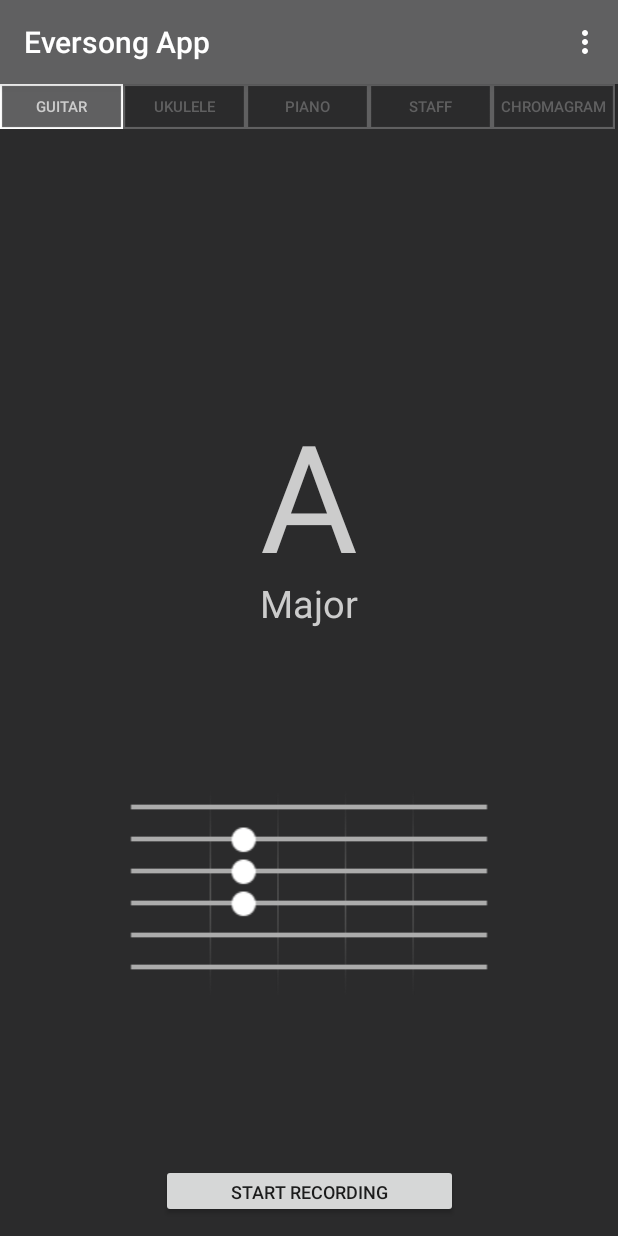
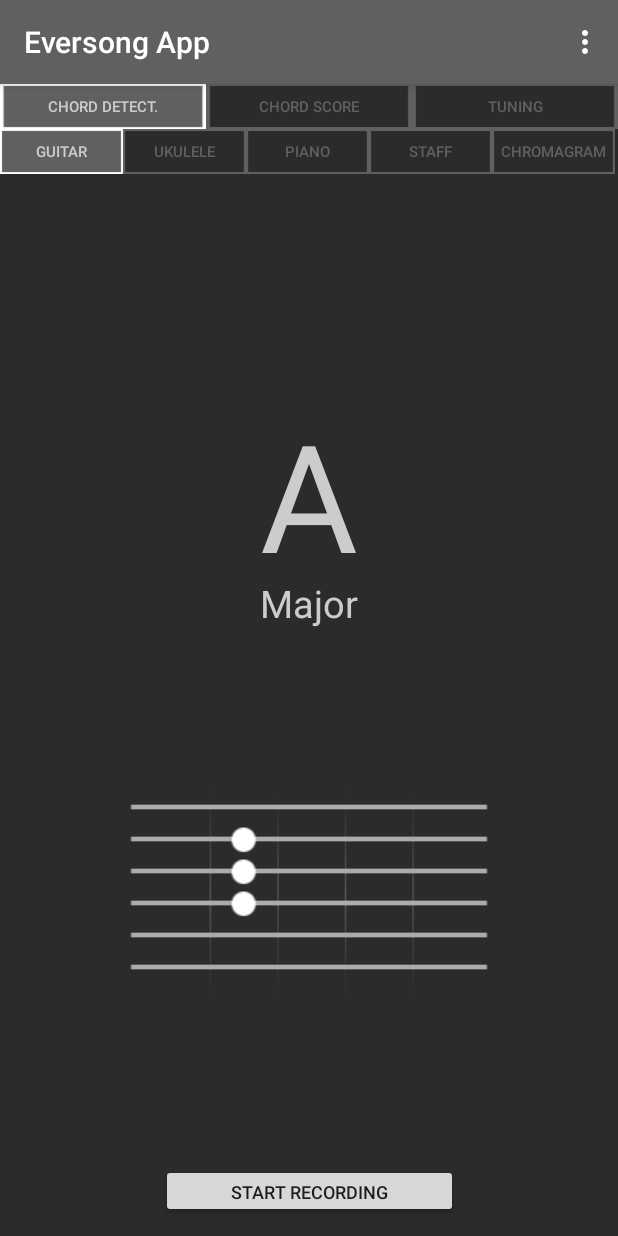
Before and after one commit to Minichain/EversongApp, an Android app: the screen it shows after launch (EversongActivity), on a phone screen of 412 x 824 dp. Run offline under Robolectric (Android 15) with nearby library versions, the phone set to English and light mode, and no system bars; 2 statements that could not run were skipped.

Commit message:
- "Functionalities menu" added

```diff
--- a/app/src/main/java/com/upf/minichain/eversongapp/EversongActivity.java
+++ b/app/src/main/java/com/upf/minichain/eversongapp/EversongActivity.java
@@ -25,9 +25,10 @@ import com.upf.minichain.eversongapp.chordChart.StaffChordChart;
 import com.upf.minichain.eversongapp.chordChart.UkuleleChordChart;
 import com.upf.minichain.eversongapp.enums.BroadcastExtra;
 import com.upf.minichain.eversongapp.enums.BroadcastMessage;
+import com.upf.minichain.eversongapp.enums.ChartTab;
 import com.upf.minichain.eversongapp.enums.ChordTypeEnum;
+import com.upf.minichain.eversongapp.enums.EversongFunctionalities;
 import com.upf.minichain.eversongapp.enums.NotesEnum;
-import com.upf.minichain.eversongapp.enums.TabSelected;
 
 import java.util.ArrayList;
 
@@ -78,6 +79,10 @@ public class EversongActivity extends AppCompatActivity {
         checkCaptureAudioPermission();
 
         LinearLayout placeHolder;
+
+        placeHolder = this.findViewById(R.id.functionalities_menu_layout);
+        getLayoutInflater().inflate(R.layout.functionalities_menu, placeHolder);
+
         placeHolder = this.findViewById(R.id.chart_menu_layout);
         getLayoutInflater().inflate(R.layout.chart_menu, placeHolder);
     }
@@ -152,6 +157,7 @@ public class EversongActivity extends AppCompatActivity {
 
         setDebugModeViews();
         setChordChart();
+        setFunctionalitiesMenu();
         setChartMenu();
 
         mostProbableChordNoteText = this.findViewById(R.id.most_probable_chord_note);
@@ -293,7 +299,7 @@ public class EversongActivity extends AppCompatActivity {
             mostProbableChordTypeText.setAlpha((float)mostProbableChord[2] / 100f);
         }
 
-        switch(Parameters.getInstance().getTabSelected()) {
+        switch(Parameters.getInstance().getChartTabSelected()) {
             case GUITAR_TAB:
                 GuitarChordChart.setChordChart(this, NotesEnum.fromInteger(mostProbableChord[0]), ChordTypeEnum.fromInteger(mostProbableChord[1]), (float)mostProbableChord[2] / 100f /*Percentage*/);
                 break;
@@ -409,7 +415,7 @@ public class EversongActivity extends AppCompatActivity {
 
     private void setChordChart() {
         LinearLayout placeHolder;
-        switch(Parameters.getInstance().getTabSelected()) {
+        switch(Parameters.getInstance().getChartTabSelected()) {
             case GUITAR_TAB:
                 UkuleleChordChart.hideChordChart(this);
                 StaffChordChart.hideChordChart(this);
@@ -441,6 +447,88 @@ public class EversongActivity extends AppCompatActivity {
         }
     }
 
+    private void setFunctionalitiesMenu() {
+        DisplayMetrics displayMetrics = new DisplayMetrics();
+        getWindowManager().getDefaultDisplay().getMetrics(displayMetrics);
+        int screenWidth = displayMetrics.widthPixels;
+        ConstraintLayout.LayoutParams params;
+
+        Button button = this.findViewById(R.id.chord_detection_functionality_button);
+        params = (ConstraintLayout.LayoutParams) button.getLayoutParams();
+        params.width = screenWidth/ EversongFunctionalities.values().length;
+        button.setLayoutParams(params);
+        button.setOnClickListener(new View.OnClickListener() {
+            @Override
+            public void onClick(View v) {
+                if (Parameters.getInstance().getFunctionalitySelected() != EversongFunctionalities.CHORD_DETECTION) {
+                    Parameters.getInstance().setFunctionalitySelected(EversongFunctionalities.CHORD_DETECTION);
+                    updateFunctionalitiesMenu();
+                }
+            }
+        });
+
+        button = this.findViewById(R.id.chord_score_functionality_button);
+        params = (ConstraintLayout.LayoutParams) button.getLayoutParams();
+        params.width = screenWidth/ EversongFunctionalities.values().length;
+        button.setLayoutParams(params);
+        button.setOnClickListener(new View.OnClickListener() {
+            @Override
+            public void onClick(View v) {
+                if (Parameters.getInstance().getFunctionalitySelected() != EversongFunctionalities.CHORD_SCORE) {
+                    Parameters.getInstance().setFunctionalitySelected(EversongFunctionalities.CHORD_SCORE);
+                    updateFunctionalitiesMenu();
+                }
+            }
+        });
+
+        button = this.findViewById(R.id.tuning_functionality_button);
+        params = (ConstraintLayout.LayoutParams) button.getLayoutParams();
+        params.width = screenWidth/ EversongFunctionalities.values().length;
+        button.setLayoutParams(params);
+        button.setOnClickListener(new View.OnClickListener() {
+            @Override
+            public void onClick(View v) {
+                if (Parameters.getInstance().getFunctionalitySelected() != EversongFunctionalities.TUNING) {
+                    Parameters.getInstance().setFunctionalitySelected(EversongFunctionalities.TUNING);
+                    updateFunctionalitiesMenu();
+                }
+            }
+        });
+
+        updateFunctionalitiesMenu();
+    }
+
+    private void updateFunctionalitiesMenu() {
+        Button button;
+
+        button = this.findViewById(R.id.chord_detection_functionality_button);
+        if (Parameters.getInstance().getFunctionalitySelected() == EversongFunctionalities.CHORD_DETECTION) {
+            button.setBackgroundResource(R.drawable.chart_menu_button_selected);
+            button.setTextColor(mColor01);
+        } else {
+            button.setBackgroundResource(R.drawable.chart_menu_button_not_selected);
+            button.setTextColor(mColor02);
+        }
+
+        button = this.findViewById(R.id.chord_score_functionality_button);
+        if (Parameters.getInstance().getFunctionalitySelected() == EversongFunctionalities.CHORD_SCORE) {
+            button.setBackgroundResource(R.drawable.chart_menu_button_selected);
+            button.setTextColor(mColor01);
+        } else {
+            button.setBackgroundResource(R.drawable.chart_menu_button_not_selected);
+            button.setTextColor(mColor02);
+        }
+
+        button = this.findViewById(R.id.tuning_functionality_button);
+        if (Parameters.getInstance().getFunctionalitySelected() == EversongFunctionalities.TUNING) {
+            button.setBackgroundResource(R.drawable.chart_menu_button_selected);
+            button.setTextColor(mColor01);
+        } else {
+            button.setBackgroundResource(R.drawable.chart_menu_button_not_selected);
+            button.setTextColor(mColor02);
+        }
+    }
+
     private void setChartMenu() {
         DisplayMetrics displayMetrics = new DisplayMetrics();
         getWindowManager().getDefaultDisplay().getMetrics(displayMetrics);
@@ -449,13 +537,13 @@ public class EversongActivity extends AppCompatActivity {
 
         Button button = this.findViewById(R.id.guitar_chart_button);
         params = (ConstraintLayout.LayoutParams) button.getLayoutParams();
-        params.width = screenWidth/TabSelected.values().length;
+        params.width = screenWidth/ ChartTab.values().length;
         button.setLayoutParams(params);
         button.setOnClickListener(new View.OnClickListener() {
             @Override
             public void onClick(View v) {
-                if (Parameters.getInstance().getTabSelected() != TabSelected.GUITAR_TAB) {
-                    Parameters.getInstance().setTabSelected(TabSelected.GUITAR_TAB);
+                if (Parameters.getInstance().getChartTabSelected() != ChartTab.GUITAR_TAB) {
+                    Parameters.getInstance().setChartTabSelected(ChartTab.GUITAR_TAB);
                     setChordChart();
                     updateChartMenu();
                 }
@@ -464,13 +552,13 @@ public class EversongActivity extends AppCompatActivity {
 
         button = this.findViewById(R.id.ukulele_chart_button);
         params = (ConstraintLayout.LayoutParams) button.getLayoutParams();
-        params.width = screenWidth/TabSelected.values().length;
+        params.width = screenWidth/ ChartTab.values().length;
         button.setLayoutParams(params);
         button.setOnClickListener(new View.OnClickListener() {
             @Override
             public void onClick(View v) {
-                if (Parameters.getInstance().getTabSelected() != TabSelected.UKULELE_TAB) {
-                    Parameters.getInstance().setTabSelected(TabSelected.UKULELE_TAB);
+                if (Parameters.getInstance().getChartTabSelected() != ChartTab.UKULELE_TAB) {
+                    Parameters.getInstance().setChartTabSelected(ChartTab.UKULELE_TAB);
                     setChordChart();
                     updateChartMenu();
                 }
@@ -479,13 +567,13 @@ public class EversongActivity extends AppCompatActivity {
 
         button = this.findViewById(R.id.piano_chart_button);
         params = (ConstraintLayout.LayoutParams) button.getLayoutParams();
-        params.width = screenWidth/TabSelected.values().length;
+        params.width = screenWidth/ ChartTab.values().length;
         button.setLayoutParams(params);
         button.setOnClickListener(new View.OnClickListener() {
             @Override
             public void onClick(View v) {
-                if (Parameters.getInstance().getTabSelected() != TabSelected.PIANO_TAB) {
-                    Parameters.getInstance().setTabSelected(TabSelected.PIANO_TAB);
+                if (Parameters.getInstance().getChartTabSelected() != ChartTab.PIANO_TAB) {
+                    Parameters.getInstance().setChartTabSelected(ChartTab.PIANO_TAB);
                     setChordChart();
                     updateChartMenu();
                 }
@@ -494,13 +582,13 @@ public class EversongActivity extends AppCompatActivity {
 
         button = this.findViewById(R.id.staff_chart_button);
         params = (ConstraintLayout.LayoutParams) button.getLayoutParams();
-        params.width = screenWidth/TabSelected.values().length;
+        params.width = screenWidth/ ChartTab.values().length;
         button.setLayoutParams(params);
         button.setOnClickListener(new View.OnClickListener() {
             @Override
             public void onClick(View v) {
-                if (Parameters.getInstance().getTabSelected() != TabSelected.STAFF_TAB) {
-                    Parameters.getInstance().setTabSelected(TabSelected.STAFF_TAB);
+                if (Parameters.getInstance().getChartTabSelected() != ChartTab.STAFF_TAB) {
+                    Parameters.getInstance().setChartTabSelected(ChartTab.STAFF_TAB);
                     setChordChart();
                     updateChartMenu();
                 }
@@ -509,13 +597,13 @@ public class EversongActivity extends AppCompatActivity {
 
         button = this.findViewById(R.id.chromagram_chart_button);
         params = (ConstraintLayout.LayoutParams) button.getLayoutParams();
-        params.width = screenWidth/TabSelected.values().length;
+        params.width = screenWidth/ ChartTab.values().length;
         button.setLayoutParams(params);
         button.setOnClickListener(new View.OnClickListener() {
             @Override
             public void onClick(View v) {
-                if (Parameters.getInstance().getTabSelected() != TabSelected.CHROMAGRAM) {
-                    Parameters.getInstance().setTabSelected(TabSelected.CHROMAGRAM);
+                if (Parameters.getInstance().getChartTabSelected() != ChartTab.CHROMAGRAM) {
+                    Parameters.getInstance().setChartTabSelected(ChartTab.CHROMAGRAM);
                     setChordChart();
                     updateChartMenu();
                 }
@@ -529,7 +617,7 @@ public class EversongActivity extends AppCompatActivity {
         Button button;
 
         button = this.findViewById(R.id.guitar_chart_button);
-        if (Parameters.getInstance().getTabSelected() == TabSelected.GUITAR_TAB) {
+        if (Parameters.getInstance().getChartTabSelected() == ChartTab.GUITAR_TAB) {
             button.setBackgroundResource(R.drawable.chart_menu_button_selected);
             button.setTextColor(mColor01);
         } else {
@@ -538,7 +626,7 @@ public class EversongActivity extends AppCompatActivity {
         }
 
         button = this.findViewById(R.id.ukulele_chart_button);
-        if (Parameters.getInstance().getTabSelected() == TabSelected.UKULELE_TAB) {
+        if (Parameters.getInstance().getChartTabSelected() == ChartTab.UKULELE_TAB) {
             button.setBackgroundResource(R.drawable.chart_menu_button_selected);
             button.setTextColor(mColor01);
         } else {
@@ -547,7 +635,7 @@ public class EversongActivity extends AppCompatActivity {
         }
 
         button = this.findViewById(R.id.piano_chart_button);
-        if (Parameters.getInstance().getTabSelected() == TabSelected.PIANO_TAB) {
+        if (Parameters.getInstance().getChartTabSelected() == ChartTab.PIANO_TAB) {
             button.setBackgroundResource(R.drawable.chart_menu_button_selected);
             button.setTextColor(mColor01);
         } else {
@@ -556,7 +644,7 @@ public class EversongActivity extends AppCompatActivity {
         }
 
         button = this.findViewById(R.id.staff_chart_button);
-        if (Parameters.getInstance().getTabSelected() == TabSelected.STAFF_TAB) {
+        if (Parameters.getInstance().getChartTabSelected() == ChartTab.STAFF_TAB) {
             button.setBackgroundResource(R.drawable.chart_menu_button_selected);
             button.setTextColor(mColor01);
         } else {
@@ -565,7 +653,7 @@ public class EversongActivity extends AppCompatActivity {
         }
 
         button = this.findViewById(R.id.chromagram_chart_button);
-        if (Parameters.getInstance().getTabSelected() == TabSelected.CHROMAGRAM) {
+        if (Parameters.getInstance().getChartTabSelected() == ChartTab.CHROMAGRAM) {
             button.setBackgroundResource(R.drawable.chart_menu_button_selected);
             button.setTextColor(mColor01);
         } else {
--- a/app/src/main/java/com/upf/minichain/eversongapp/EversongCanvas.java
+++ b/app/src/main/java/com/upf/minichain/eversongapp/EversongCanvas.java
@@ -65,18 +65,18 @@ public class EversongCanvas {
 
         if (bufferSamples != null && bufferFrequency != null) {
             drawBufferSamples(bufferSamples, spectrumAverage, mPaint01);
-            switch(Parameters.getInstance().getTabSelected()) {
+            switch(Parameters.getInstance().getChartTabSelected()) {
                 case GUITAR_TAB:
                 case UKULELE_TAB:
                 case PIANO_TAB:
                 case STAFF_TAB:
-                    if (Parameters.getInstance().isDebugMode()) {
-                        drawSpectrum(bufferFrequency, spectrumAverage, pitch, mPaint01);
-                    }
                     break;
                 case CHROMAGRAM:
                     drawChromagram(chromagram, spectrumAverage, chordDetected, mPaint01, mPaint02);
                     break;
+            }
+            if (Parameters.getInstance().isDebugMode()) {
+                drawSpectrum(bufferFrequency, spectrumAverage, pitch, mPaint01);
             }
         }
     }
--- a/app/src/main/java/com/upf/minichain/eversongapp/Parameters.java
+++ b/app/src/main/java/com/upf/minichain/eversongapp/Parameters.java
@@ -6,9 +6,10 @@ import android.database.Cursor;
 import android.database.DatabaseUtils;
 import android.database.sqlite.SQLiteDatabase;
 
+import com.upf.minichain.eversongapp.enums.ChartTab;
+import com.upf.minichain.eversongapp.enums.EversongFunctionalities;
 import com.upf.minichain.eversongapp.enums.MusicalNotationEnum;
 import com.upf.minichain.eversongapp.enums.WindowFunctionEnum;
-import com.upf.minichain.eversongapp.enums.TabSelected;
 
 public class Parameters {
     private static final Parameters instance = new Parameters();
@@ -30,7 +31,8 @@ public class Parameters {
 
     private static MusicalNotationEnum musicalNotation;
     private static WindowFunctionEnum windowingFunction;
-    private static TabSelected tabSelected;
+    private static ChartTab chartTab;
+    private static EversongFunctionalities functionalityTab;
     private static int chordBufferSize;
     private static int pitchBufferSize;
     private static boolean debugMode;
@@ -50,7 +52,8 @@ public class Parameters {
         windowingFunction = WindowFunctionEnum.HAMMING_WINDOW;
         chordBufferSize = 7;
         pitchBufferSize = 4;
-        tabSelected = TabSelected.GUITAR_TAB;
+        chartTab = ChartTab.GUITAR_TAB;
+        functionalityTab = EversongFunctionalities.CHORD_DETECTION;
         debugMode = false;
     }
 
@@ -92,8 +95,11 @@ public class Parameters {
             tempValue = loadParameter("debugMode");
             debugMode = tempValue == 1;
 
-            tempValue = loadParameter("tabSelected");
-            tabSelected = (tempValue != -1) ? TabSelected.values()[tempValue] : tabSelected;
+            tempValue = loadParameter("functionalityTab");
+            functionalityTab = (tempValue != -1) ? EversongFunctionalities.values()[tempValue] : functionalityTab;
+
+            tempValue = loadParameter("chartTab");
+            chartTab = (tempValue != -1) ? ChartTab.values()[tempValue] : chartTab;
         }
     }
 
@@ -209,13 +215,22 @@ public class Parameters {
         return pitchBufferSize;
     }
 
-    public void setTabSelected(TabSelected tab) {
-        setParameterInDataBase("tabSelected", tab.getValue());
-        tabSelected = tab;
+    public void setFunctionalitySelected(EversongFunctionalities tab) {
+        setParameterInDataBase("functionalityTab", tab.getValue());
+        functionalityTab = tab;
     }
 
-    public TabSelected getTabSelected() {
-        return tabSelected;
+    public EversongFunctionalities getFunctionalitySelected() {
+        return functionalityTab;
+    }
+
+    public void setChartTabSelected(ChartTab tab) {
+        setParameterInDataBase("chartTab", tab.getValue());
+        chartTab = tab;
+    }
+
+    public ChartTab getChartTabSelected() {
+        return chartTab;
     }
 
     public void setDebugMode(boolean value) {
--- a/app/src/main/java/com/upf/minichain/eversongapp/enums/TabSelected.java
+++ b/app/src/main/java/com/upf/minichain/eversongapp/enums/ChartTab.java
@@ -1,6 +1,6 @@
 package com.upf.minichain.eversongapp.enums;
 
-public enum TabSelected {
+public enum ChartTab {
     GUITAR_TAB(0),
     UKULELE_TAB(1),
     PIANO_TAB(2),
@@ -9,7 +9,7 @@ public enum TabSelected {
 
     private final int value;
 
-    TabSelected(int value) {
+    ChartTab(int value) {
         this.value = value;
     }
 
--- /dev/null
+++ b/app/src/main/java/com/upf/minichain/eversongapp/enums/EversongFunctionalities.java
@@ -0,0 +1,17 @@
+package com.upf.minichain.eversongapp.enums;
+
+public enum EversongFunctionalities {
+    CHORD_DETECTION(0),
+    CHORD_SCORE(1),
+    TUNING(2);
+
+    private final int value;
+
+    EversongFunctionalities(int value) {
+        this.value = value;
+    }
+
+    public int getValue() {
+        return value;
+    }
+}
--- a/app/src/main/res/layout/activity_main.xml
+++ b/app/src/main/res/layout/activity_main.xml
@@ -12,10 +12,17 @@
         android:layout_height="match_parent" />
 
     <LinearLayout
+        android:id="@+id/functionalities_menu_layout"
+        android:layout_width="match_parent"
+        android:layout_height="wrap_content"
+        android:orientation="vertical" />
+
+    <LinearLayout
         android:id="@+id/chart_menu_layout"
         android:layout_width="match_parent"
         android:layout_height="wrap_content"
-        android:orientation="vertical" />
+        android:orientation="vertical"
+        app:layout_constraintTop_toBottomOf="@+id/functionalities_menu_layout" />
 
     <Button
         android:id="@+id/recording_button"
--- /dev/null
+++ b/app/src/main/res/layout/functionalities_menu.xml
@@ -0,0 +1,42 @@
+<?xml version="1.0" encoding="utf-8"?>
+<android.support.constraint.ConstraintLayout xmlns:android="http://schemas.android.com/apk/res/android"
+    android:layout_width="match_parent"
+    android:layout_height="match_parent"
+    xmlns:app="http://schemas.android.com/apk/res-auto">
+
+    <android.support.constraint.ConstraintLayout
+        android:id="@+id/functionalities_menu_layout"
+        android:layout_width="match_parent"
+        android:layout_height="match_parent" >
+        <Button
+            android:id="@+id/chord_detection_functionality_button"
+            android:layout_width="10dp"
+            android:layout_height="30sp"
+            android:background="@drawable/chart_menu_button_not_selected"
+            android:text="@string/chord_detection_functionality"
+            android:textSize="10sp"
+            android:textColor="@color/colorPrimary"
+            android:visibility="visible"/>
+        <Button
+            android:id="@+id/chord_score_functionality_button"
+            android:layout_width="10dp"
+            android:layout_height="30sp"
+            android:text="@string/chord_score_functionality"
+            android:background="@drawable/chart_menu_button_not_selected"
+            android:textSize="10sp"
+            android:textColor="@color/colorPrimary"
+            android:visibility="visible"
+            app:layout_constraintStart_toEndOf="@+id/chord_detection_functionality_button"/>
+        <Button
+            android:id="@+id/tuning_functionality_button"
+            android:layout_width="10dp"
+            android:layout_height="30sp"
+            android:text="@string/tuning_functionality"
+            android:background="@drawable/chart_menu_button_not_selected"
+            android:textSize="10sp"
+            android:textColor="@color/colorPrimary"
+            android:visibility="visible"
+            app:layout_constraintStart_toEndOf="@+id/chord_score_functionality_button"/>
+    </android.support.constraint.ConstraintLayout>
+
+</android.support.constraint.ConstraintLayout>
--- a/app/src/main/res/values/strings.xml
+++ b/app/src/main/res/values/strings.xml
@@ -3,13 +3,21 @@
 
     <string name="start_record_button">Start Recording</string>
     <string name="stop_record_button">Stop Recording</string>
+
+    <!--Chart menu tabs-->
     <string name="guitar_tab">Guitar</string>
     <string name="ukulele_tab">Ukulele</string>
     <string name="piano_tab">Piano</string>
     <string name="staff_tab">Staff</string>
     <string name="chromagram_tab">Chromagram</string>
+
+    <!--Functionalities-->
+    <string name="chord_detection_functionality">Chord detect.</string>
+    <string name="chord_score_functionality">Chord score</string>
+    <string name="tuning_functionality">Tuning</string>
+
+    <!--Top right menu-->
     <string name="open_settings_menu">Settings</string>
-    <string name="debug_mode">Debug Mode</string>
     <string name="close_app">Close App</string>
 
     <!--Settings-->
@@ -25,4 +33,5 @@
     <string name="setting_audio_buffer_size">Audio buffer size</string>
     <string name="setting_bandpass_filter_low_freq">Bandpass filter low freq</string>
     <string name="setting_bandpass_filter_high_freq">Bandpass filter high freq</string>
+    <string name="debug_mode">Debug Mode</string>
 </resources>
```
